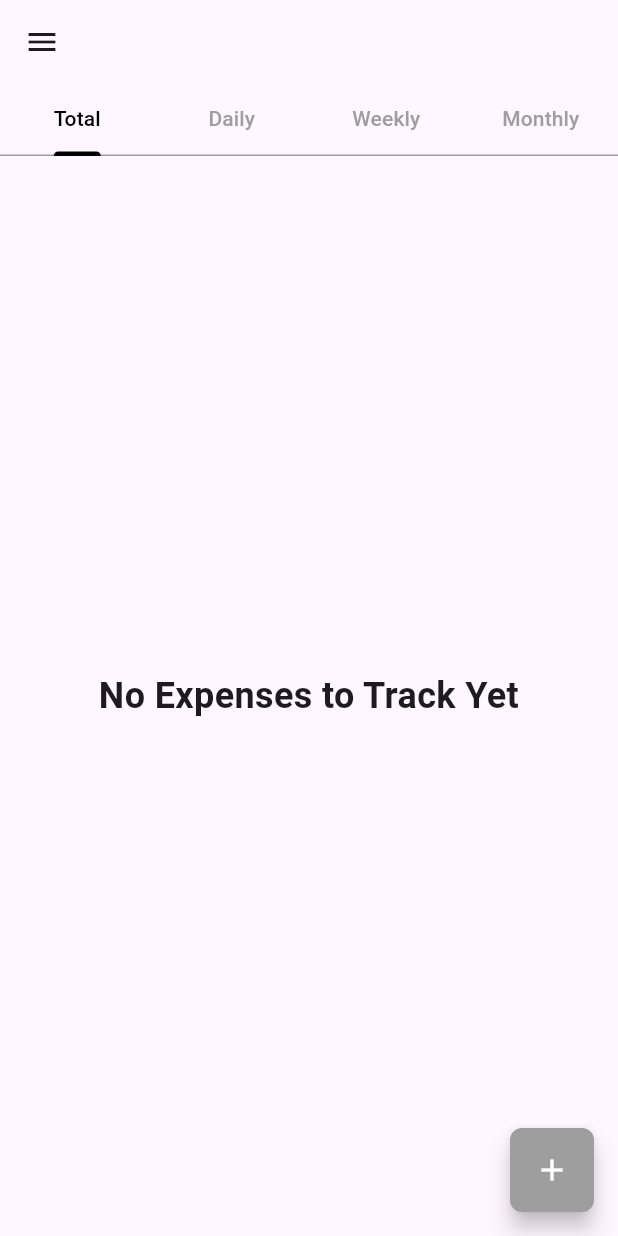
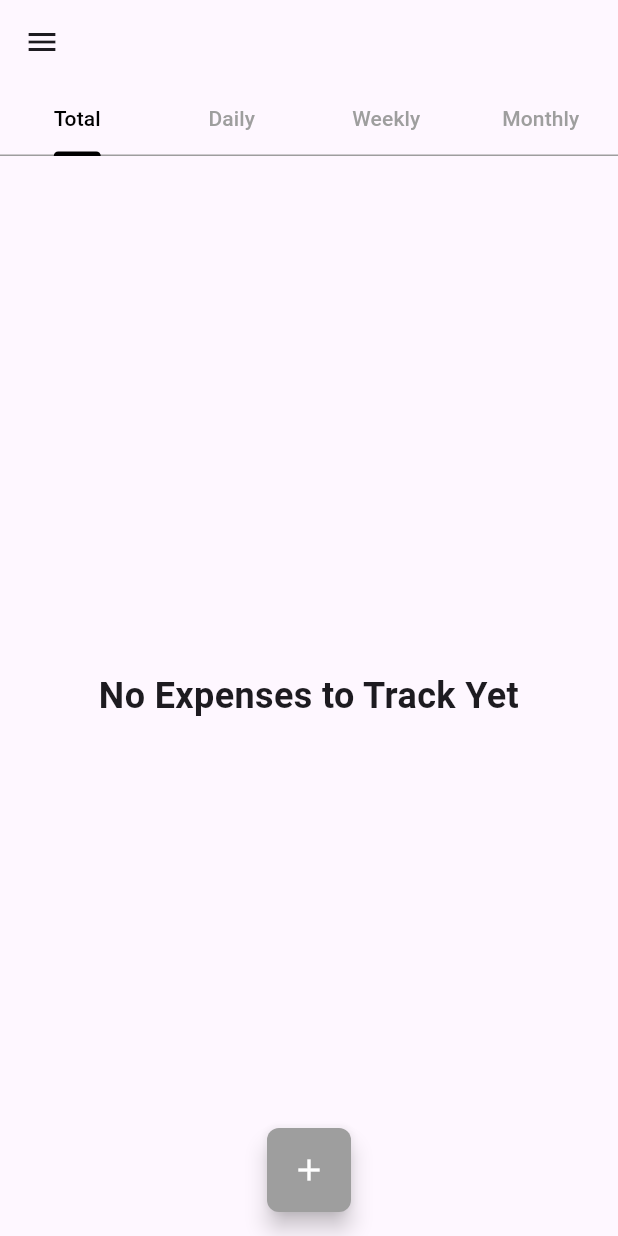
Before and after one commit to JustinasBliujus/expenses_tracker, a Flutter app: the screen it shows once a user with an empty profile is signed in, on a phone screen of 412 x 824 dp. Run offline on Flutter 3.47's test engine with Material 3 defaults, Android fonts, the phone set to English and light mode, and no system bars; our stand-ins replace cloud_firestore, connectivity_plus, firebase_auth, firebase_core, fl_chart, flutter_colorpicker and 1 more; accounts and stored records are empty; generated files the repository leaves out were written again.

Commit message:
Moved floating action button to the middle on portrait and added right padding on landscape for list tiles so that UI would not overlap

```diff
--- a/lib/pages/manageCategoriesPage/add_category_section_widget.dart
+++ b/lib/pages/manageCategoriesPage/add_category_section_widget.dart
@@ -64,6 +64,7 @@ class _AddCategorySectionState extends State<AddCategorySection> {
                 ),
               ),
             );
+            FocusScope.of(context).unfocus(); //remove keyboard
           },
           onPressedSecond: () {
             widget.addCategory(
--- a/lib/pages/overviewPage/overview_page_body.dart
+++ b/lib/pages/overviewPage/overview_page_body.dart
@@ -21,6 +21,9 @@ class OverviewPageBody extends StatefulWidget {
 class _OverviewPageBodyState extends State<OverviewPageBody> {
   @override
   Widget build(BuildContext context) {
+
+    var isLandscape = MediaQuery.of(context).orientation == Orientation.landscape;
+
     return DefaultTabController(
       initialIndex: 0,
       length: 4,
@@ -79,6 +82,8 @@ class _OverviewPageBodyState extends State<OverviewPageBody> {
             },
             child: const Icon(Icons.add),
           ),
+          floatingActionButtonLocation: isLandscape ? FloatingActionButtonLocation.endFloat
+          : FloatingActionButtonLocation.centerFloat,
         );
       }),
     );
@@ -145,7 +150,7 @@ class ExpenseOverview extends StatelessWidget {
   @override
   Widget build(BuildContext context) {
     final totals = dataMap.entries.toList();
-
+    var isLandscape = MediaQuery.of(context).orientation == Orientation.landscape;
     final bool noExpenses = filteredExpenses.isEmpty;
 
     final pieChartWidget = StyledPieChart(expenses: filteredExpenses, categoryColors: categoryColors);
@@ -155,7 +160,10 @@ class ExpenseOverview extends StatelessWidget {
       itemBuilder: (context, index) {
         final entry = totals[index];
         final color = categoryColors[entry.key] ?? AppColors.unknown;
-        return ListTile(
+        return Padding(
+          padding: isLandscape ? EdgeInsets.fromLTRB(0, 0, 85, 0)
+          : EdgeInsets.all(0),
+          child: ListTile(
             leading: Container(
               width: 16,
               height: 16,
@@ -164,6 +172,7 @@ class ExpenseOverview extends StatelessWidget {
             ),
             title: Text(entry.key),
             trailing: Text('\$${entry.value.toStringAsFixed(2)}'),
+          ),
         );
       },
     );
```
Lines whose indentation alone changed are shown as unchanged.
